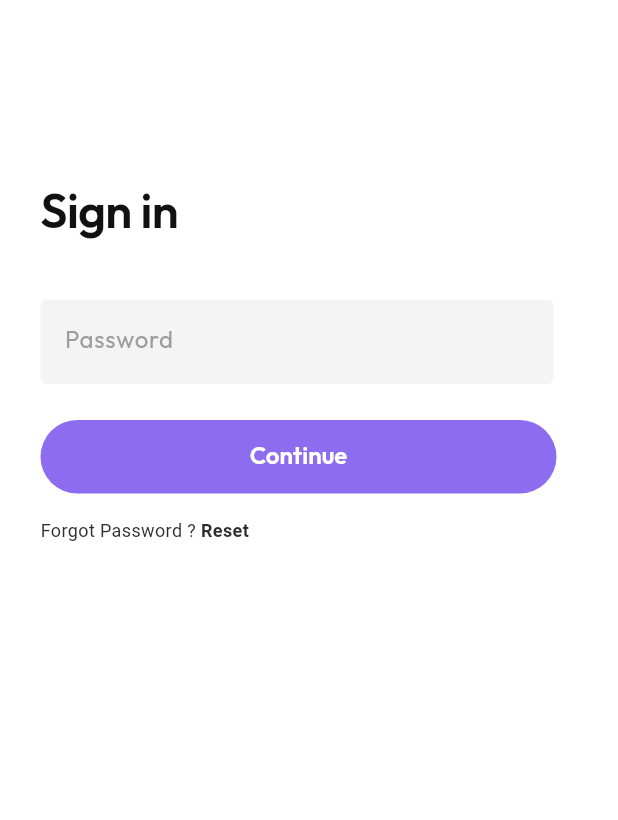
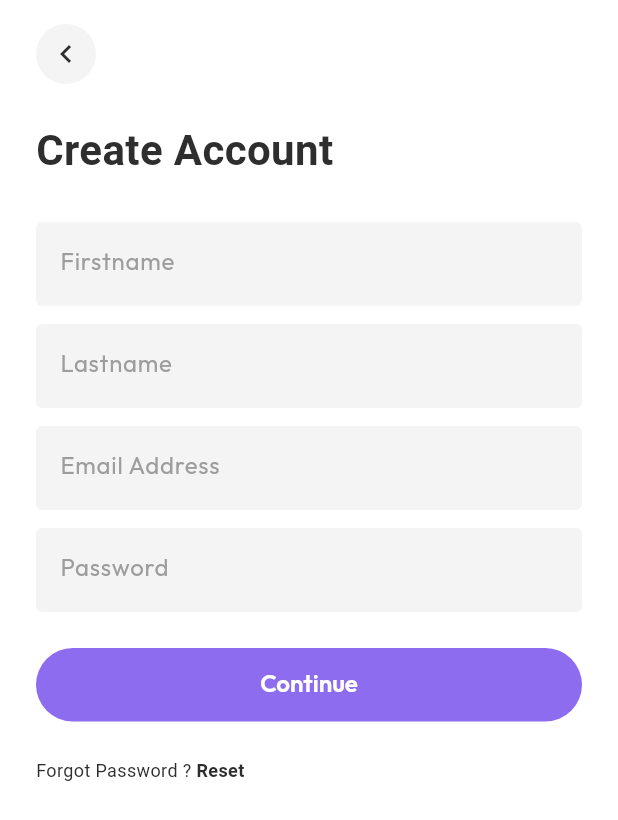
Before and after one commit to kurachix/componentesflutter, a Flutter app: the PasswordLoginScreen screen opened by its route, after a tap on "Continue", on a phone screen of 412 x 824 dp. Shown: the top 820 px of the screen. Run offline on Flutter 3.47's test engine with Material 3 defaults, Android fonts, the phone set to English and light mode, and no system bars; our stand-ins replace device_preview, google_fonts.

Commit message:
Add CreateAccountScreen and BotaoVoltar widget; update navigation in PasswordLoginScreen

```diff
--- a/lib/main.dart
+++ b/lib/main.dart
@@ -5,6 +5,7 @@ import 'package:flutter/material.dart';
 import 'widgets/botao_login.dart';
 import 'widgets/botao_padrao.dart';
 import 'widgets/campo_formulario.dart';
+import 'widgets/botao_voltar.dart';
 import 'widgets/texto_com_span.dart';
 import 'widgets/texto_superior.dart';
 
@@ -32,6 +33,7 @@ class MyApp extends StatelessWidget {
       routes: {
         '/': (_) => const HomeScreen(),
         '/password': (_) => const PasswordLoginScreen(),
+        '/create-account': (_) => const CreateAccountScreen(),
       },
     );
   }
@@ -144,7 +146,7 @@ class PasswordLoginScreen extends StatelessWidget {
             left: 27,
             child: BotaoPadrao(
               text: 'Continue',
-              onPressed: () {},
+              onPressed: () => Navigator.of(context).pushNamed('/create-account'),
             ),
           ),
           Positioned(
@@ -174,3 +176,76 @@ class PasswordLoginScreen extends StatelessWidget {
     );
   }
 }
+
+class CreateAccountScreen extends StatelessWidget {
+  const CreateAccountScreen({super.key});
+
+  @override
+  Widget build(BuildContext context) {
+    return Scaffold(
+      backgroundColor: Colors.white,
+      body: Stack(
+        children: [
+          Positioned(
+            top: 16,
+            left: 24,
+            child: BotaoVoltar(
+              onPressed: () => Navigator.of(context).pop(),
+            ),
+          ),
+          Positioned(
+            top: 80,
+            left: 24,
+            right: 24,
+            child: Column(
+              crossAxisAlignment: CrossAxisAlignment.start,
+              children: [
+                const Text(
+                  'Create Account',
+                  style: TextStyle(
+                    color: Color(0xFF2E2E2E),
+                    fontSize: 28,
+                    fontWeight: FontWeight.w700,
+                  ),
+                ),
+                const SizedBox(height: 28),
+                const CampoFormulario(hintText: 'Firstname', width: double.infinity),
+                const SizedBox(height: 12),
+                const CampoFormulario(hintText: 'Lastname', width: double.infinity),
+                const SizedBox(height: 12),
+                const CampoFormulario(hintText: 'Email Address', width: double.infinity),
+                const SizedBox(height: 12),
+                const CampoFormulario(hintText: 'Password', width: double.infinity),
+                const SizedBox(height: 24),
+                BotaoPadrao(
+                  text: 'Continue',
+                  width: double.infinity,
+                  onPressed: () {},
+                ),
+                const SizedBox(height: 24),
+                const Text.rich(
+                  TextSpan(
+                    style: TextStyle(
+                      color: Color(0xFF2D2D2D),
+                      fontSize: 12,
+                      fontWeight: FontWeight.w400,
+                    ),
+                    children: [
+                      TextSpan(text: 'Forgot Password ? '),
+                      TextSpan(
+                        text: 'Reset',
+                        style: TextStyle(
+                          fontWeight: FontWeight.w700,
+                        ),
+                      ),
+                    ],
+                  ),
+                ),
+              ],
+            ),
+          ),
+        ],
+      ),
+    );
+  }
+}
--- /dev/null
+++ b/lib/widgets/botao_voltar.dart
@@ -0,0 +1,28 @@
+import 'package:flutter/material.dart';
+
+class BotaoVoltar extends StatelessWidget {
+  const BotaoVoltar({super.key, required this.onPressed});
+
+  final VoidCallback onPressed;
+
+  @override
+  Widget build(BuildContext context) {
+    return Material(
+      color: const Color(0xFFF4F4F4),
+      shape: const CircleBorder(),
+      child: InkWell(
+        customBorder: const CircleBorder(),
+        onTap: onPressed,
+        child: const SizedBox(
+          width: 40,
+          height: 40,
+          child: Icon(
+            Icons.chevron_left,
+            size: 24,
+            color: Color(0xFF2E2E2E),
+          ),
+        ),
+      ),
+    );
+  }
+}
```
